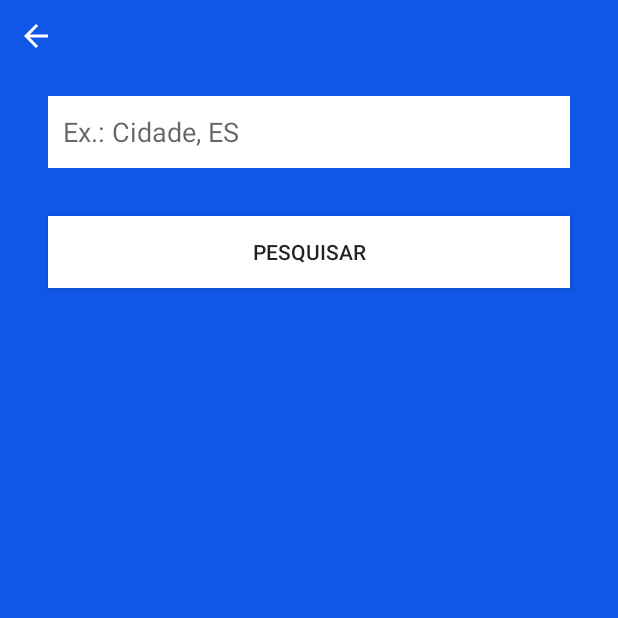
After one commit to rafaelbraf/WeatherApp, an Android app: the SearchActivity screen opened directly, with no data from a screen before it, on a phone screen of 412 x 824 dp, the top half of it. The commit adds this screen. Run offline under Robolectric (Android 15) with nearby library versions, the phone set to English and light mode, and no system bars.

Commit message:
- Adicionado botão Search: Ao clicar no botão o usuário é direcionado para a SearchActivity
- Adicionado Search Activity: Activity para realizar consultas de uma nova cidade que o usuário queira pesquisar. O que o usuário digitar no campo de texto envia para a MainActivity

- Adicionado "getStringExtra" na MainActivity para pegar de onde a atividade foi acionada e o que foi digitado pelo usuário na SearchActivity

```diff
--- a/app/src/main/AndroidManifest.xml
+++ b/app/src/main/AndroidManifest.xml
@@ -16,6 +16,9 @@
         android:theme="@style/Theme.ClimaTempo"
         tools:targetApi="31">
         <activity
+            android:name=".SearchActivity"
+            android:exported="false" />
+        <activity
             android:name=".MainActivity"
             android:exported="true">
             <intent-filter>
--- /dev/null
+++ b/app/src/main/java/com/example/climatempo/SearchActivity.kt
@@ -0,0 +1,26 @@
+package com.example.climatempo
+
+import android.content.Intent
+import androidx.appcompat.app.AppCompatActivity
+import android.os.Bundle
+import kotlinx.android.synthetic.main.activity_search.*
+
+class SearchActivity : AppCompatActivity() {
+    override fun onCreate(savedInstanceState: Bundle?) {
+        super.onCreate(savedInstanceState)
+        setContentView(R.layout.activity_search)
+
+        imageButton_back.setOnClickListener {
+            finish()
+        }
+
+        button_pesquisar.setOnClickListener {
+            val intent = Intent(this, MainActivity::class.java)
+            intent.putExtra("activity", "activity_search")
+            intent.putExtra("cidade_pesquisada", editText_cidade_pesquisada.text.toString())
+            startActivity(intent)
+            finish()
+        }
+
+    }
+}
--- a/app/src/main/java/com/example/climatempo/Service/ClimaService.kt
+++ b/app/src/main/java/com/example/climatempo/Service/ClimaService.kt
@@ -13,7 +13,7 @@
     }
 
     //https://api.hgbrasil.com/weather?key=5caee7bd&city_name=$cidade
-    @GET("weather?key=(YOUR_KEY)&")
+    @GET("weather?key=5caee7bd&")
     fun getClima(@Query("city_name") cidade: String): Call<WeatherMain>
 
 }
--- /dev/null
+++ b/app/src/main/res/drawable/ic_baseline_arrow_back_24.xml
@@ -0,0 +1,5 @@
+<vector android:autoMirrored="true" android:height="24dp"
+    android:tint="#FFFFFF" android:viewportHeight="24"
+    android:viewportWidth="24" android:width="24dp" xmlns:android="http://schemas.android.com/apk/res/android">
+    <path android:fillColor="@android:color/white" android:pathData="M20,11H7.83l5.59,-5.59L12,4l-8,8 8,8 1.41,-1.41L7.83,13H20v-2z"/>
+</vector>
--- /dev/null
+++ b/app/src/main/res/drawable/ic_baseline_search_24.xml
@@ -0,0 +1,5 @@
+<vector android:height="24dp" android:tint="#FFFFFF"
+    android:viewportHeight="24" android:viewportWidth="24"
+    android:width="24dp" xmlns:android="http://schemas.android.com/apk/res/android">
+    <path android:fillColor="@android:color/white" android:pathData="M15.5,14h-0.79l-0.28,-0.27C15.41,12.59 16,11.11 16,9.5 16,5.91 13.09,3 9.5,3S3,5.91 3,9.5 5.91,16 9.5,16c1.61,0 3.09,-0.59 4.23,-1.57l0.27,0.28v0.79l5,4.99L20.49,19l-4.99,-5zM9.5,14C7.01,14 5,11.99 5,9.5S7.01,5 9.5,5 14,7.01 14,9.5 11.99,14 9.5,14z"/>
+</vector>
--- /dev/null
+++ b/app/src/main/res/layout/activity_search.xml
@@ -0,0 +1,47 @@
+<?xml version="1.0" encoding="utf-8"?>
+<androidx.constraintlayout.widget.ConstraintLayout xmlns:android="http://schemas.android.com/apk/res/android"
+    xmlns:app="http://schemas.android.com/apk/res-auto"
+    xmlns:tools="http://schemas.android.com/tools"
+    android:layout_width="match_parent"
+    android:layout_height="match_parent"
+    android:background="@color/azul"
+    tools:context=".SearchActivity">
+
+    <ImageButton
+        android:id="@+id/imageButton_back"
+        android:layout_width="48dp"
+        android:layout_height="48dp"
+        android:background="@android:color/transparent"
+        app:layout_constraintStart_toStartOf="parent"
+        app:layout_constraintTop_toTopOf="parent"
+        app:srcCompat="@drawable/ic_baseline_arrow_back_24" />
+
+    <EditText
+        android:id="@+id/editText_cidade_pesquisada"
+        android:layout_width="0dp"
+        android:layout_height="48dp"
+        android:layout_marginStart="32dp"
+        android:layout_marginTop="64dp"
+        android:layout_marginEnd="32dp"
+        android:background="@color/white"
+        android:ems="10"
+        android:hint="@string/texto_exemplo"
+        android:inputType="textPersonName"
+        android:padding="10dp"
+        app:layout_constraintEnd_toEndOf="parent"
+        app:layout_constraintStart_toStartOf="parent"
+        app:layout_constraintTop_toTopOf="parent" />
+
+    <androidx.appcompat.widget.AppCompatButton
+        android:id="@+id/button_pesquisar"
+        android:layout_width="0dp"
+        android:layout_height="48dp"
+        android:layout_marginStart="32dp"
+        android:layout_marginTop="32dp"
+        android:layout_marginEnd="32dp"
+        android:background="@color/white"
+        android:text="Pesquisar"
+        app:layout_constraintEnd_toEndOf="parent"
+        app:layout_constraintStart_toStartOf="parent"
+        app:layout_constraintTop_toBottomOf="@+id/editText_cidade_pesquisada" />
+</androidx.constraintlayout.widget.ConstraintLayout>
--- /dev/null
+++ b/app/src/main/res/values/string_exemplo.xml
@@ -0,0 +1,6 @@
+<?xml version="1.0" encoding="utf-8"?>
+<resources>
+
+    <string name="texto_exemplo">Ex.: Cidade, ES</string>
+
+</resources>
```
Also changed, not shown: app/src/main/java/com/example/climatempo/MainActivity.kt (+39 -39 lines), app/src/main/res/layout/activity_main.xml (+3 -6 lines).
